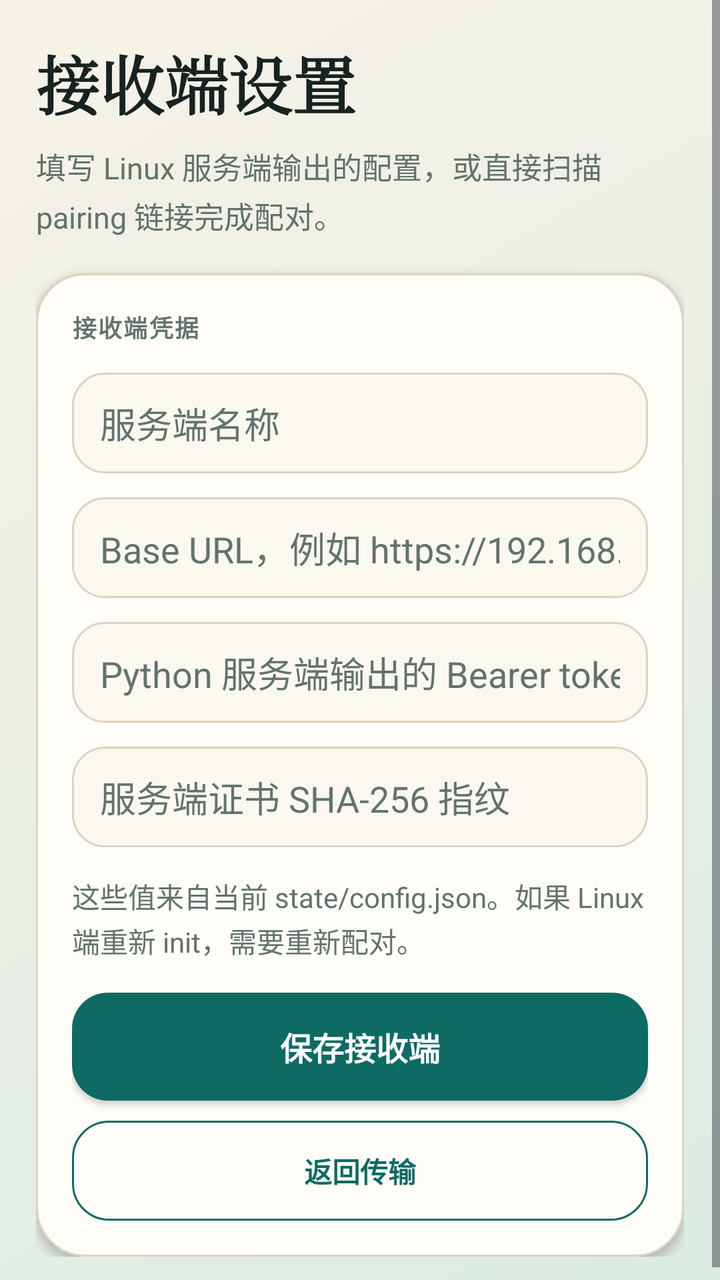
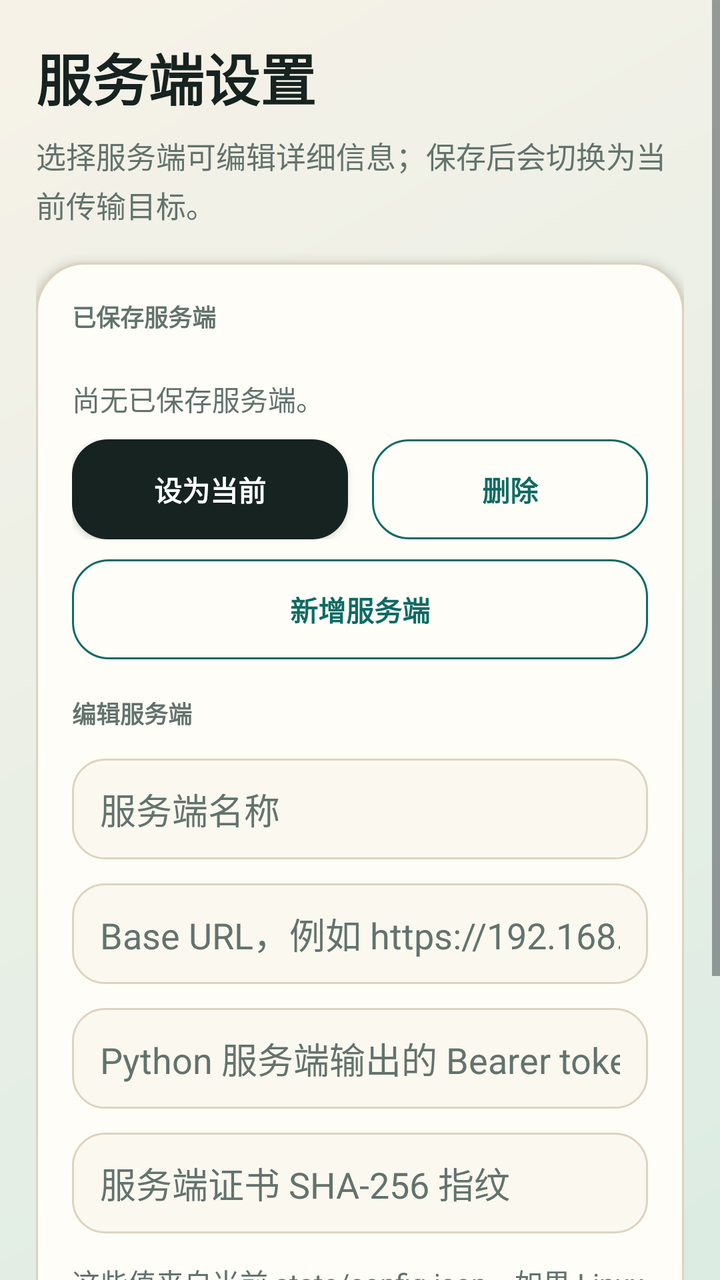

Two renders of the same Android screen: before a commit and after it. Below are the layout's source before the change and the commit's diff.
<!-- AndroidManifest.xml: application theme android:Theme.DeviceDefault.Light.NoActionBar -->
<!-- res/layout/activity_settings.xml -->
<?xml version="1.0" encoding="utf-8"?>
<ScrollView xmlns:android="http://schemas.android.com/apk/res/android"
    android:layout_width="match_parent"
    android:layout_height="match_parent"
    android:background="@drawable/bg_app"
    android:fillViewport="true">

    <LinearLayout
        android:layout_width="match_parent"
        android:layout_height="wrap_content"
        android:orientation="vertical"
        android:padding="18dp">

        <TextView
            android:layout_width="match_parent"
            android:layout_height="wrap_content"
            android:fontFamily="serif"
            android:text="@string/settings_title"
            android:textColor="@color/lss_ink"
            android:textSize="32sp"
            android:textStyle="bold" />

        <TextView
            android:layout_width="match_parent"
            android:layout_height="wrap_content"
            android:layout_marginTop="8dp"
            android:lineSpacingExtra="3dp"
            android:text="@string/settings_subtitle"
            android:textColor="@color/lss_muted"
            android:textSize="15sp" />

        <LinearLayout
            android:layout_width="match_parent"
            android:layout_height="wrap_content"
            android:layout_marginTop="18dp"
            android:background="@drawable/card_surface"
            android:elevation="3dp"
            android:orientation="vertical"
            android:padding="18dp">

            <TextView
                android:layout_width="match_parent"
                android:layout_height="wrap_content"
                android:fontFamily="sans-serif-condensed"
                android:letterSpacing="0.06"
                android:text="@string/settings_section_receiver"
                android:textColor="@color/lss_muted"
                android:textSize="12sp"
                android:textStyle="bold" />

            <EditText
                android:id="@+id/serverNameInput"
                android:layout_width="match_parent"
                android:layout_height="wrap_content"
                android:layout_marginTop="14dp"
                android:background="@drawable/input_surface"
                android:hint="@string/server_name_hint"
                android:inputType="text"
                android:textColor="@color/lss_ink"
                android:textColorHint="@color/lss_muted" />

            <EditText
                android:id="@+id/baseUrlInput"
                android:layout_width="match_parent"
                android:layout_height="wrap_content"
                android:layout_marginTop="12dp"
                android:background="@drawable/input_surface"
                android:hint="@string/base_url_hint"
                android:inputType="textUri"
                android:textColor="@color/lss_ink"
                android:textColorHint="@color/lss_muted" />

            <EditText
                android:id="@+id/authTokenInput"
                android:layout_width="match_parent"
                android:layout_height="wrap_content"
                android:layout_marginTop="12dp"
                android:background="@drawable/input_surface"
                android:hint="@string/auth_token_hint"
                android:inputType="textVisiblePassword"
                android:textColor="@color/lss_ink"
                android:textColorHint="@color/lss_muted" />

            <EditText
                android:id="@+id/fingerprintInput"
                android:layout_width="match_parent"
                android:layout_height="wrap_content"
                android:layout_marginTop="12dp"
                android:background="@drawable/input_surface"
                android:hint="@string/fingerprint_hint"
                android:inputType="textVisiblePassword"
                android:textColor="@color/lss_ink"
                android:textColorHint="@color/lss_muted" />

            <TextView
                android:id="@+id/settingsStatusText"
                android:layout_width="match_parent"
                android:layout_height="wrap_content"
                android:layout_marginTop="14dp"
                android:lineSpacingExtra="2dp"
                android:text="@string/settings_hint"
                android:textColor="@color/lss_muted"
                android:textSize="14sp" />

            <Button
                android:id="@+id/saveButton"
                android:layout_width="match_parent"
                android:layout_height="54dp"
                android:layout_marginTop="16dp"
                android:background="@drawable/button_primary"
                android:text="@string/save_config"
                android:textAllCaps="false"
                android:textColor="@android:color/white"
                android:textSize="16sp"
                android:textStyle="bold" />

            <Button
                android:id="@+id/backButton"
                android:layout_width="match_parent"
                android:layout_height="50dp"
                android:layout_marginTop="10dp"
                android:background="@drawable/button_outline"
                android:text="@string/back_to_transfer"
                android:textAllCaps="false"
                android:textColor="@color/lss_teal"
                android:textStyle="bold" />
        </LinearLayout>
    </LinearLayout>
</ScrollView>
<!-- resources referenced by this layout -->
<resources>
  <color name="lss_ink">#162320</color>
  <color name="lss_muted">#62736D</color>
  <color name="lss_teal">#0D6B64</color>
  <!-- drawable bg_app (drawable) -->
  <?xml version="1.0" encoding="utf-8"?>
  <shape xmlns:android="http://schemas.android.com/apk/res/android">
      <gradient
          android:angle="315"
          android:endColor="#DCECE3"
          android:startColor="@color/lss_paper"
          android:type="linear" />
  </shape>
  <!-- drawable button_outline (drawable) -->
  <?xml version="1.0" encoding="utf-8"?>
  <shape xmlns:android="http://schemas.android.com/apk/res/android">
      <solid android:color="#00FFFFFF" />
      <stroke
          android:width="1dp"
          android:color="@color/lss_teal" />
      <corners android:radius="18dp" />
      <padding
          android:bottom="12dp"
          android:left="18dp"
          android:right="18dp"
          android:top="12dp" />
  </shape>
  <!-- drawable button_primary (drawable) -->
  <?xml version="1.0" encoding="utf-8"?>
  <shape xmlns:android="http://schemas.android.com/apk/res/android">
      <solid android:color="@color/lss_teal" />
      <corners android:radius="18dp" />
      <padding
          android:bottom="12dp"
          android:left="18dp"
          android:right="18dp"
          android:top="12dp" />
  </shape>
  <!-- drawable card_surface (drawable) -->
  <?xml version="1.0" encoding="utf-8"?>
  <shape xmlns:android="http://schemas.android.com/apk/res/android">
      <solid android:color="@color/lss_card" />
      <stroke
          android:width="1dp"
          android:color="@color/lss_line" />
      <corners android:radius="24dp" />
  </shape>
  <!-- drawable input_surface (drawable) -->
  <?xml version="1.0" encoding="utf-8"?>
  <shape xmlns:android="http://schemas.android.com/apk/res/android">
      <solid android:color="#FBF8F0" />
      <stroke
          android:width="1dp"
          android:color="@color/lss_line" />
      <corners android:radius="16dp" />
      <padding
          android:bottom="12dp"
          android:left="14dp"
          android:right="14dp"
          android:top="12dp" />
  </shape>
  <string name="auth_token_hint">Python 服务端输出的 Bearer token</string>
  <string name="back_to_transfer">返回传输</string>
  <string name="base_url_hint">Base URL，例如 https://192.168.1.23:8443</string>
  <string name="fingerprint_hint">服务端证书 SHA-256 指纹</string>
  <string name="save_config">保存接收端</string>
  <string name="server_name_hint">服务端名称</string>
  <string name="settings_hint">这些值来自当前 state/config.json。如果 Linux 端重新 init，需要重新配对。</string>
  <string name="settings_section_receiver">接收端凭据</string>
  <string name="settings_subtitle">填写 Linux 服务端输出的配置，或直接扫描 pairing 链接完成配对。</string>
  <string name="settings_title">接收端设置</string>
  <color name="lss_paper">#F7F2E8</color>
  <color name="lss_card">#FFFDF7</color>
  <color name="lss_line">#DED3BF</color>
</resources>

<!-- the commit's change to res/layout/activity_settings.xml (unified diff, before → after) -->
@@ -1,8 +1,10 @@
 <?xml version="1.0" encoding="utf-8"?>
 <ScrollView xmlns:android="http://schemas.android.com/apk/res/android"
+    android:id="@+id/settingsScroll"
     android:layout_width="match_parent"
     android:layout_height="match_parent"
     android:background="@drawable/bg_app"
+    android:clipToPadding="false"
     android:fillViewport="true">
 
     <LinearLayout
@@ -14,10 +16,10 @@
         <TextView
             android:layout_width="match_parent"
             android:layout_height="wrap_content"
-            android:fontFamily="serif"
+            android:fontFamily="sans-serif"
             android:text="@string/settings_title"
             android:textColor="@color/lss_ink"
-            android:textSize="32sp"
+            android:textSize="28sp"
             android:textStyle="bold" />
 
         <TextView
@@ -41,9 +43,78 @@
             <TextView
                 android:layout_width="match_parent"
                 android:layout_height="wrap_content"
-                android:fontFamily="sans-serif-condensed"
-                android:letterSpacing="0.06"
-                android:text="@string/settings_section_receiver"
+                android:fontFamily="sans-serif-medium"
+                android:letterSpacing="0"
+                android:text="@string/settings_section_saved_servers"
+                android:textColor="@color/lss_muted"
+                android:textSize="12sp"
+                android:textStyle="bold" />
+
+            <LinearLayout
+                android:id="@+id/savedServersList"
+                android:layout_width="match_parent"
+                android:layout_height="wrap_content"
+                android:layout_marginTop="12dp"
+                android:orientation="vertical" />
+
+            <TextView
+                android:id="@+id/activeServerStatusText"
+                android:layout_width="match_parent"
+                android:layout_height="wrap_content"
+                android:layout_marginTop="10dp"
+                android:text="@string/no_saved_servers"
+                android:textColor="@color/lss_muted"
+                android:textSize="14sp" />
+
+            <LinearLayout
+                android:layout_width="match_parent"
+                android:layout_height="wrap_content"
+                android:layout_marginTop="10dp"
+                android:orientation="horizontal">
+
+                <Button
+                    android:id="@+id/activateServerButton"
+                    android:layout_width="0dp"
+                    android:layout_height="50dp"
+                    android:layout_marginEnd="6dp"
+                    android:layout_weight="1"
+                    android:background="@drawable/button_secondary"
+                    android:text="@string/use_selected_server"
+                    android:textAllCaps="false"
+                    android:textColor="@android:color/white"
+                    android:textStyle="bold" />
+
+                <Button
+                    android:id="@+id/deleteServerButton"
+                    android:layout_width="0dp"
+                    android:layout_height="50dp"
+                    android:layout_marginStart="6dp"
+                    android:layout_weight="1"
+                    android:background="@drawable/button_outline"
+                    android:text="@string/delete_selected_server"
+                    android:textAllCaps="false"
+                    android:textColor="@color/lss_teal"
+                    android:textStyle="bold" />
+            </LinearLayout>
+
+            <Button
+                android:id="@+id/newServerButton"
+                android:layout_width="match_parent"
+                android:layout_height="50dp"
+                android:layout_marginTop="10dp"
+                android:background="@drawable/button_outline"
+                android:text="@string/new_server"
+                android:textAllCaps="false"
+                android:textColor="@color/lss_teal"
+                android:textStyle="bold" />
+
+            <TextView
+                android:layout_width="match_parent"
+                android:layout_height="wrap_content"
+                android:layout_marginTop="18dp"
+                android:fontFamily="sans-serif-medium"
+                android:letterSpacing="0"
+                android:text="@string/settings_section_editor"
                 android:textColor="@color/lss_muted"
                 android:textSize="12sp"
                 android:textStyle="bold" />
<!-- resource entries referenced after the edit -->
@@ -37,6 +37,17 @@
           android:right="18dp"
           android:top="12dp" />
   </shape>
+  <!-- drawable button_secondary (drawable) -->
+  <?xml version="1.0" encoding="utf-8"?>
+  <shape xmlns:android="http://schemas.android.com/apk/res/android">
+      <solid android:color="@color/lss_ink" />
+      <corners android:radius="18dp" />
+      <padding
+          android:bottom="12dp"
+          android:left="18dp"
+          android:right="18dp"
+          android:top="12dp" />
+  </shape>
   <!-- drawable card_surface (drawable) -->
   <?xml version="1.0" encoding="utf-8"?>
   <shape xmlns:android="http://schemas.android.com/apk/res/android">
@@ -63,13 +74,18 @@
   <string name="auth_token_hint">Python 服务端输出的 Bearer token</string>
   <string name="back_to_transfer">返回传输</string>
   <string name="base_url_hint">Base URL，例如 https://192.168.1.23:8443</string>
+  <string name="delete_selected_server">删除</string>
   <string name="fingerprint_hint">服务端证书 SHA-256 指纹</string>
-  <string name="save_config">保存接收端</string>
+  <string name="new_server">新增服务端</string>
+  <string name="no_saved_servers">尚无已保存服务端。</string>
+  <string name="save_config">保存并切换</string>
   <string name="server_name_hint">服务端名称</string>
   <string name="settings_hint">这些值来自当前 state/config.json。如果 Linux 端重新 init，需要重新配对。</string>
-  <string name="settings_section_receiver">接收端凭据</string>
-  <string name="settings_subtitle">填写 Linux 服务端输出的配置，或直接扫描 pairing 链接完成配对。</string>
-  <string name="settings_title">接收端设置</string>
+  <string name="settings_section_editor">编辑服务端</string>
+  <string name="settings_section_saved_servers">已保存服务端</string>
+  <string name="settings_subtitle">选择服务端可编辑详细信息；保存后会切换为当前传输目标。</string>
+  <string name="settings_title">服务端设置</string>
+  <string name="use_selected_server">设为当前</string>
   <color name="lss_paper">#F7F2E8</color>
   <color name="lss_card">#FFFDF7</color>
   <color name="lss_line">#DED3BF</color>
